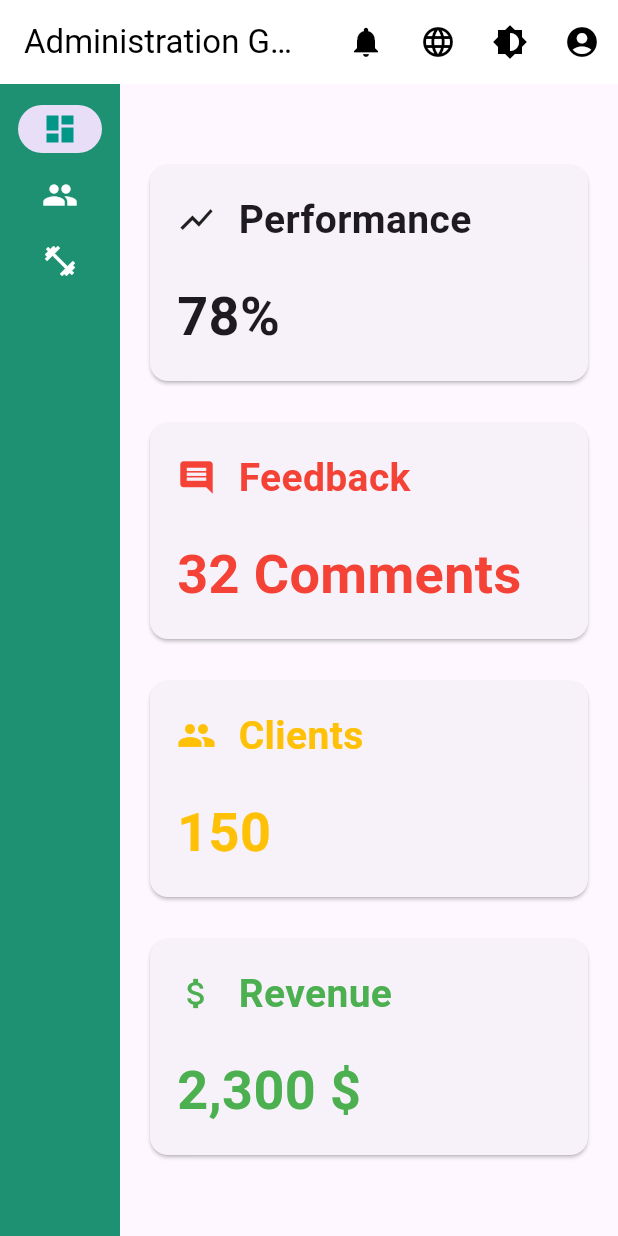
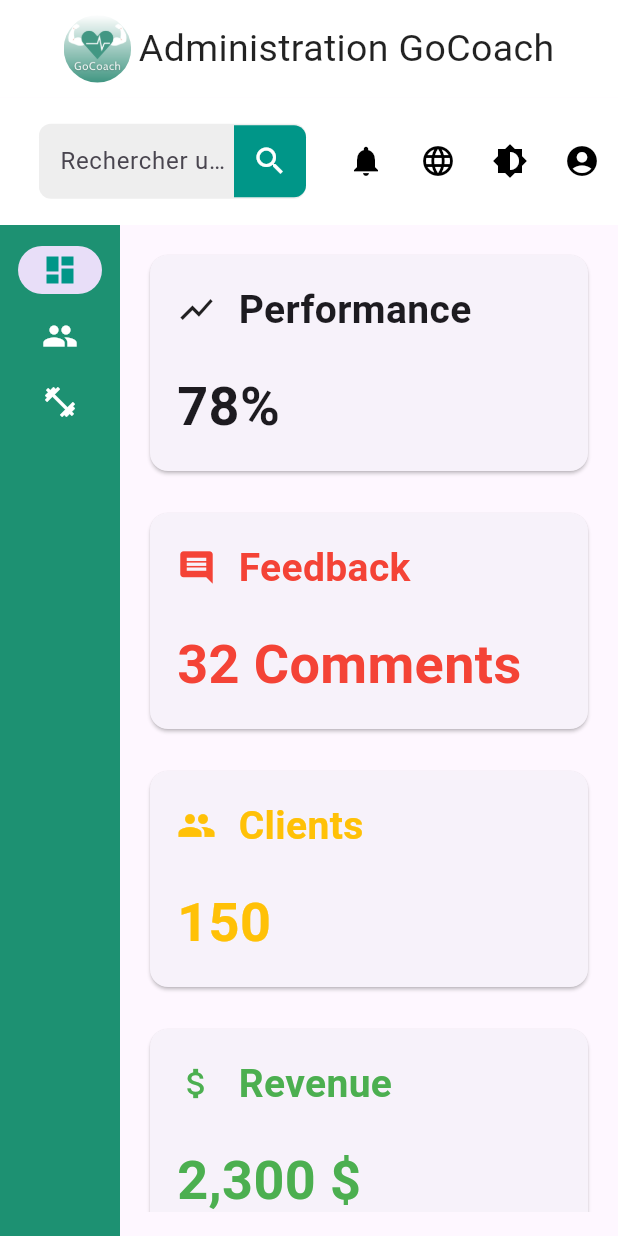
Before and after one commit to sassank/admin_gocoach, a Flutter app: the DashboardPage screen opened directly, on a phone screen of 412 x 824 dp. Run offline on Flutter 3.47's test engine with Material 3 defaults, Android fonts, the phone set to English and light mode, and no system bars.

Commit message:
add search to appbar

```diff
--- a/lib/main.dart
+++ b/lib/main.dart
@@ -9,7 +9,7 @@
   @override
   Widget build(BuildContext context) {
     return MaterialApp(
-      title: 'GoCoach Admin Panel',
+      title: 'GoCoach Admin',
       theme: ThemeData(
         primarySwatch: Colors.teal,
       ),
--- a/lib/pages/dashboard_page.dart
+++ b/lib/pages/dashboard_page.dart
@@ -24,9 +24,77 @@ class _DashboardPageState extends State<DashboardPage> {
   @override
   Widget build(BuildContext context) {
     return Scaffold(
-      appBar: AppBar(
+      body: Column(
+        children: [
+          Container(
+            color: Colors.white,
+            padding: EdgeInsets.symmetric(vertical: 10, horizontal: 16),
+            child: Center(
+              child: Row(
+                mainAxisSize: MainAxisSize.min,
+                children: [
+                  ClipRRect(
+                    borderRadius: BorderRadius.circular(50.0),
+                    child: Image.asset(
+                      'assets/images/gocoach.png',
+                      height: 45,
+                    ),
+                  ),
+                  SizedBox(width: 5),
+                  Text(
+                    'Administration GoCoach',
+                    style: TextStyle(color: Colors.black87, fontSize: 25),
+                  ),
+                ],
+              ),
+            ),
+          ),
+          AppBar(
+            toolbarHeight: 85,
             backgroundColor: Colors.white,
-        title: Text('Administration GoCoach', style: TextStyle(color: Colors.black)),
+            title: Row(
+              children: [
+                SizedBox(width: 10),
+                Expanded(
+                  child: Container(
+                    height: 50,
+                    decoration: BoxDecoration(
+                      color: Colors.grey[200],
+                      borderRadius: BorderRadius.circular(8.0),
+                    ),
+                    child: Center(
+                      child: TextField(
+                        decoration: InputDecoration(
+                          hintText: "Rechercher un abboné ou une activité",
+                          border: OutlineInputBorder(
+                            borderRadius: BorderRadius.circular(8.0),
+                            borderSide: BorderSide.none,
+                          ),
+                          filled: true,
+                          fillColor: Colors.grey[200],
+                          contentPadding: EdgeInsets.symmetric(vertical: 0.0, horizontal: 10.0),
+                          suffixIcon: Container(
+                            decoration: BoxDecoration(
+                              color: Colors.teal,
+                              borderRadius: BorderRadius.only(
+                                topRight: Radius.circular(8.0),
+                                bottomRight: Radius.circular(8.0),
+                              ),
+                            ),
+                            child: IconButton(
+                              icon: Icon(Icons.search, color: Colors.white),
+                              onPressed: () {
+                                // Handle search action
+                              },
+                            ),
+                          ),
+                        ),
+                      ),
+                    ),
+                  ),
+                ),
+              ],
+            ),
             actions: [
               IconButton(
                 icon: Icon(Icons.notifications, color: Colors.black),
@@ -57,7 +125,8 @@ class _DashboardPageState extends State<DashboardPage> {
               ),
             ],
           ),
-      body: Row(
+          Expanded(
+            child: Row(
               children: [
                 NavigationRail(
                   extended: isExpanded,
@@ -90,6 +159,9 @@ class _DashboardPageState extends State<DashboardPage> {
                   child: Padding(
                     padding: EdgeInsets.all(16.0),
                     child: _pages[selectedIndex],
+                  ),
+                ),
+              ],
             ),
           ),
         ],
```
Lines whose indentation alone changed are shown as unchanged.
